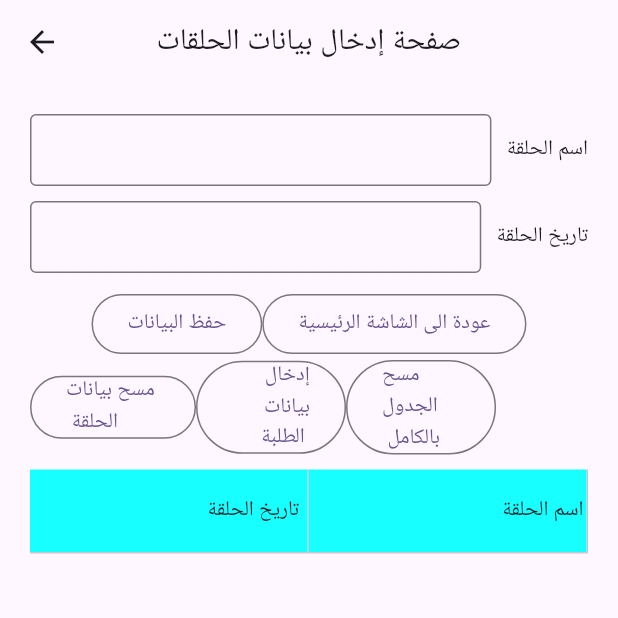
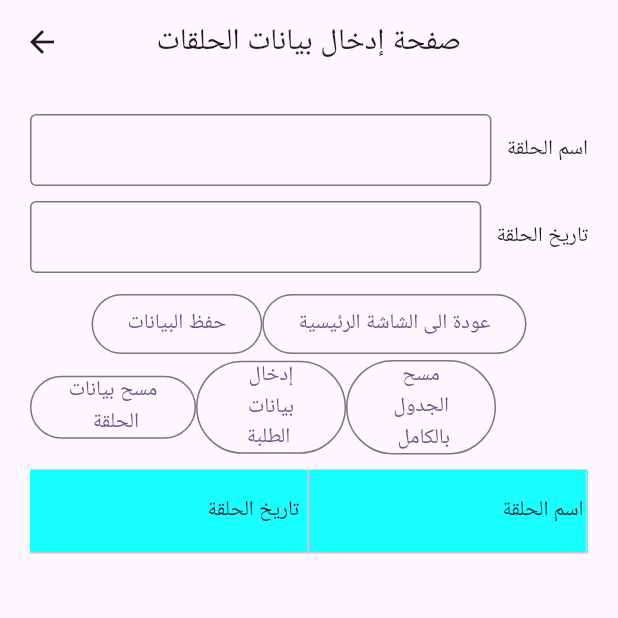
Before and after one commit to mhussin2008/quran_classes, a Flutter app: the ExamEntryScreenUpdated screen opened directly, on a phone screen of 412 x 824 dp, the top half of it. Run offline on Flutter 3.47's test engine with Material 3 defaults, Android fonts, the phone set to English and light mode, and no system bars; drawn by our look-alikes of syncfusion_flutter_datagrid; our stand-ins replace fluttertoast, shared_preferences, sqflite; accounts and stored records are empty.

Commit message:
from home some reformatting 2

```diff
--- a/lib/ScreensUpdated/DialogScreen.dart
+++ b/lib/ScreensUpdated/DialogScreen.dart
@@ -21,6 +21,7 @@ class DialogScreen extends StatelessWidget {
             mainAxisAlignment: MainAxisAlignment.spaceAround,
             children: [
               Container(
+                height: 40,
                   //color: Colors.red,
                   decoration: BoxDecoration(
                       color: Colors.cyan,
@@ -34,6 +35,7 @@ class DialogScreen extends StatelessWidget {
                   )),
               Container(
                 //color: Colors.red,
+                height: 40,
                 decoration: BoxDecoration(
                     color: Colors.deepOrangeAccent,
                     borderRadius: const BorderRadius.all(Radius.circular(20)),
--- a/lib/ScreensUpdated/ExamEntryScreenUpdated.dart
+++ b/lib/ScreensUpdated/ExamEntryScreenUpdated.dart
@@ -17,7 +17,7 @@ class ExamEntryScreenUpdated extends StatefulWidget {
 }
 
 class _ExamEntryScreenUpdatedState extends State<ExamEntryScreenUpdated> {
-  //QaryDataSource dataSource=QaryDataSource(qaryList: QaryList);
+
   TextEditingController nameController = TextEditingController();
   TextEditingController dateController = TextEditingController();
 
@@ -149,12 +149,12 @@ class _ExamEntryScreenUpdatedState extends State<ExamEntryScreenUpdated> {
                               fontSize: 16.0);
                         }
                       },
-                      child: const Text('حفظ البيانات')),
+                      child: const Text('حفظ البيانات',textAlign: TextAlign.center,)),
                   OutlinedButton(
                       onPressed: () {
                         Navigator.pop(context);
                       },
-                      child: const Text('عودة الى الشاشة الرئيسية')),
+                      child: const Text('عودة الى الشاشة الرئيسية',textAlign: TextAlign.center,)),
                 ],
               ),
               Row(
@@ -192,7 +192,7 @@ class _ExamEntryScreenUpdatedState extends State<ExamEntryScreenUpdated> {
                           //Navigator.pop(context);
                         }
                       },
-                      child: const Text('مسح بيانات \n الحلقة')),
+                      child: const Text('مسح بيانات \n الحلقة',textAlign: TextAlign.center,)),
                   SizedBox(
                     width: 100,
                     child: OutlinedButton(
@@ -219,7 +219,7 @@ class _ExamEntryScreenUpdatedState extends State<ExamEntryScreenUpdated> {
                         //Navigator.pop(context);
                       },
                       child: const Text(
-                        'إدخال بيانات\n الطلبة',
+                        'إدخال بيانات\n الطلبة',textAlign: TextAlign.center,
                         textDirection: TextDirection.rtl,
                       ),
                     ),
@@ -247,7 +247,7 @@ class _ExamEntryScreenUpdatedState extends State<ExamEntryScreenUpdated> {
                             });
                           }
                         },
-                        child: const Text('مسح الجدول \n بالكامل')),
+                        child: const Text('مسح الجدول \n بالكامل',textAlign: TextAlign.center,)),
                   ),
                 ],
               ),
```
Also changed, not shown: lib/ScreensUpdated/QaryDataEntryScreenUpdated.dart (+4 -4 lines).
